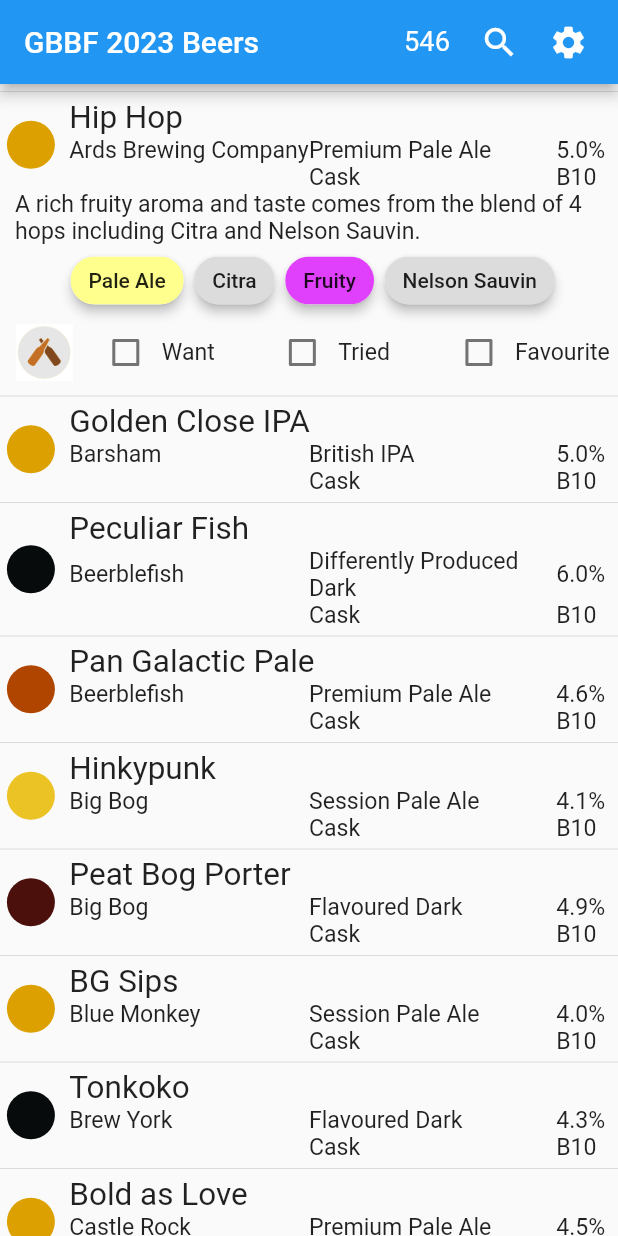
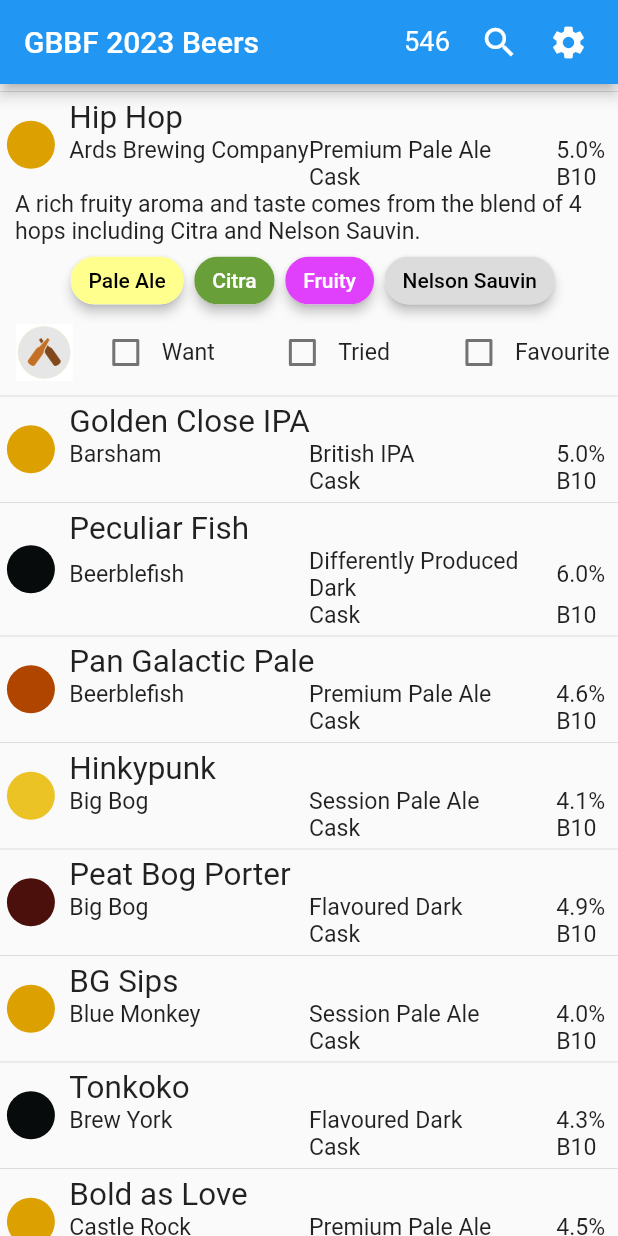
Before and after one commit to dave-co/gbbf_beer_app, a Flutter app: the screen it shows after launch, after a tap on an icon or button, on a phone screen of 412 x 824 dp. Run offline on Flutter 3.47's test engine with Material 2 defaults, Android fonts, the phone set to English and light mode, and no system bars; our stand-ins replace flutter_hooks, shared_preferences.

Commit message:
improve tag colours, remove commented out code

```diff
--- a/lib/main.dart
+++ b/lib/main.dart
@@ -8,6 +8,7 @@
 import 'package:gbbf_beer_app/search.dart';
 import 'package:gbbf_beer_app/saved_state.dart';
 import 'package:flutter_hooks/flutter_hooks.dart';
+import 'package:gbbf_beer_app/tag_colours.dart';
 import 'package:gbbf_beer_app/util.dart';
 import 'package:shared_preferences/shared_preferences.dart';
 import 'package:url_launcher/url_launcher.dart';
@@ -72,8 +73,6 @@
   // map of year to beer meta data
   Map<String, List<BeerMeta>> beerMetaData = {};
 
-  // String year = "2023";
-  // String festivalName = '';
   late Festival activeFestival;
   String searchText = '';
 
@@ -109,12 +108,6 @@
       }
     );
     debugPrint("initState _loadSavedState complete");
-    //     .then((_) {
-    //   debugPrint("initState");
-    //   // beers = _loadStaticBeers(year);
-    //   // beerMetaData[year] = _checkMetaData();
-    //   _createMetaData(beers);
-    // });
   }
 
   void _initFestivals() {
@@ -206,9 +199,6 @@
             (beer.dispenseMethod == "Bottle" || beer.dispenseMethod == "Can") && !showBottles) {
           return false;
         }
-        // List<BeerMeta>? list = beerMetaData[year];
-        // list![beer.id];
-        // BeerMeta beerMeta = beerMetaData[year]![beer.id];
         BeerMeta beerMeta = meta[beer.id];
         if (onlyShowTried == true && !beerMeta.tried) {
           return false;
@@ -255,10 +245,6 @@
     });
   }
 
-  // List<BeerMeta> _cloneMeta(){
-  //   return List<BeerMeta>.of(beerMetaData);
-  // }
-
   void _updateMeta(int beerId, String propertyName, dynamic value) {
     debugPrint("beerId=$beerId propertyName=$propertyName value=$value");
     Map<String, List<BeerMeta>> clone = Map.of(beerMetaData);
@@ -270,23 +256,10 @@
     setState(() {
       beerMetaData = clone;
     });
-
-    // List<BeerMeta> clone = List<BeerMeta>.of(beerMetaData);
-    // clone[beerId].set(propertyName, value);
-    // if (propertyName == 'tried' && value is bool && value) {
-    //   clone[beerId].want = false;
-    // }
-    // setState(() {
-    //   beerMetaData = clone;
-    // });
   }
   Future<void> _openUrl(StaticBeer staticBeer) async {
     String url = staticBeer.untappdUrl == '' ? _createUntappdSearchUrl(staticBeer) : staticBeer.untappdUrl;
     debugPrint("_openUrl url=$url");
-    // if(url == ''){
-    //   debugPrint("_openUrl no url");
-    //   return;
-    // }
     final parsedUrl = Uri.parse(url);
     await launchUrl(parsedUrl, mode: LaunchMode.externalApplication);
   }
@@ -303,7 +276,7 @@
       _searchBeers();
       return () {};
     }, [searchText, nameSearch, notesSearch, brewerySearch, barSearch,
-      styleSearch, countrySearch, showHandpull, showKeyKeg, showBottles,
+      styleSearch, countrySearch, tagSearch, showHandpull, showKeyKeg, showBottles,
       abvMin, abvMax, onlyShowWants, onlyShowFavourites, onlyShowTried]);
 
     // useEffect(() {
@@ -695,53 +668,69 @@
   List<Widget> _createTags(StaticBeer staticBeer){
     List<Widget> tags = [];
     for(String tagText in staticBeer.tags){
+      TagColours tagColours = _getColors(tagText);
       tags.add(Padding(
           padding: const EdgeInsets.only(left: 5),
           child: Chip(
-            label:Text(tagText),
+            label:Text(tagText,style: TextStyle(color: tagColours.textColor),),
             elevation: 3,
-            backgroundColor: _getColor(tagText),
+            backgroundColor: tagColours.backgroundColor,
             // shape: const StadiumBorder(side: BorderSide()),
           )
       ));
     }
     return tags;
   }
-
-  Color _getColor(String tag){
-    if(tag == 'Citrus') return Colors.lime;
-    if(tag == 'Session') return Colors.lightGreen.shade300;
-    if(tag == 'Hoppy') return Colors.lightGreen;
-    if(tag == 'Pine') return Colors.yellow.shade100;
-    if(tag == 'Pale') return Colors.yellowAccent.shade100;
-    if(tag == 'Pale Ale') return Colors.yellowAccent.shade100;
-    if(tag == 'Blonde') return Colors.yellow.shade300;
-    if(tag == 'Golden') return Colors.yellow;
-    if(tag == 'Lemon') return Colors.yellow.shade600;
-    if(tag == 'Tangerine') return Colors.orangeAccent;
-    if(tag == 'Orange') return Colors.orange;
-    if(tag == 'Amber') return Colors.amber;
-    if(tag == 'Floral') return Colors.pink.shade100;
-    if(tag == 'Grapefruit') return Colors.pinkAccent.shade100;
-    if(tag == 'Refreshing') return Colors.purple.shade100;
-    if(tag == 'Bitter') return Colors.deepPurple.shade100;
-    if(tag == 'Fruity') return Colors.purpleAccent;
-    if(tag == 'Fruit') return Colors.purpleAccent;
-    if(tag == 'IPA') return Colors.purple;
-    if(tag == 'Sweet') return Colors.red.shade500;
-    if(tag == 'Red') return Colors.red;
-    if(tag == 'Malty') return Colors.red.shade900;
-    if(tag == 'Biscuit') return Colors.brown.shade200;
-    if(tag == 'Caramel') return Colors.brown.shade300;
-    if(tag == 'Chocolate') return Colors.brown.shade400;
-    if(tag == 'Chocolate') return Colors.brown;
-    if(tag == 'Coffee') return Colors.brown.shade700;
-    if(tag == 'Dark') return Colors.brown.shade800;
-    if(tag == 'Tropical') return Colors.lightBlue;
-    if(tag == 'Light') return Colors.grey.shade200;
-    if(tag == 'Vanilla') return Colors.grey.shade300;
-
-    return Colors.black12;
+  TagColours _getColors(String tag){
+    Color altText = Colors.white;
+    if(tag == 'Classic') return TagColours(Colors.teal, textColor: altText);
+    if(tag == 'Citrus') return TagColours(Colors.lime);
+    if(tag == 'Session') return TagColours(Colors.lightGreen.shade300);
+    if(tag == 'Hoppy') return TagColours(Colors.lightGreen);
+    if(tag == 'Citra') return TagColours(Colors.lightGreen.shade700, textColor: altText);
+    if(tag == 'Mosaic') return TagColours(Colors.lightGreen.shade800, textColor: altText);
+    if(tag == 'Cascade') return TagColours(Colors.lightGreen.shade900, textColor: altText);
+    if(tag == 'Pine') return TagColours(Colors.yellow.shade100);
+    if(tag == 'Pale') return TagColours(Colors.yellowAccent.shade100);
+    if(tag == 'Pale Ale') return TagColours(Colors.yellowAccent.shade100);
+    if(tag == 'Blonde') return TagColours(Colors.yellow.shade300);
+    if(tag == 'Lager') return TagColours(Colors.yellow.shade400);
+    if(tag == 'Golden') return TagColours(Colors.yellow);
+    if(tag == 'Lemon') return TagColours(Colors.yellow.shade600);
+    if(tag == 'Honey') return TagColours(Colors.yellow.shade900, textColor: altText);
+    if(tag == 'Tangerine') return TagColours(Colors.orangeAccent);
+    if(tag == 'Orange') return TagColours(Colors.orange, textColor: altText);
+    if(tag == 'Amber') return TagColours(Colors.amber);
+    if(tag == 'Floral') return TagColours(Colors.pink.shade100);
+    if(tag == 'Grapefruit') return TagColours(Colors.pinkAccent.shade100);
+    if(tag == 'Refreshing') return TagColours(Colors.purple.shade100);
+    if(tag == 'Bitter') return TagColours(Colors.deepPurple.shade100);
+    if(tag == 'Bitter Finish') return TagColours(Colors.deepPurple.shade300, textColor: altText);
+    if(tag == 'Smooth') return TagColours(Colors.deepPurple.shade500, textColor: altText);
+    if(tag == 'Fruity') return TagColours(Colors.purpleAccent, textColor: altText);
+    if(tag == 'Fruit') return TagColours(Colors.purpleAccent, textColor: altText);
+    if(tag == 'Dry') return TagColours(Colors.purple.shade300, textColor: altText);
+    if(tag == 'IPA') return TagColours(Colors.purple, textColor: altText);
+    if(tag == 'Rich') return TagColours(Colors.indigo.shade300, textColor: altText);
+    if(tag == 'Sour') return TagColours(Colors.red.shade300, textColor: altText);
+    if(tag == 'Sweet') return TagColours(Colors.red.shade500, textColor: altText);
+    if(tag == 'Red') return TagColours(Colors.red, textColor: altText);
+    if(tag == 'Malty') return TagColours(Colors.red.shade900, textColor: altText);
+    if(tag == 'Creamy') return TagColours(Colors.brown.shade50);
+    if(tag == 'Biscuit') return TagColours(Colors.brown.shade200);
+    if(tag == 'Caramel') return TagColours(Colors.brown.shade300, textColor: altText);
+    if(tag == 'Chocolate') return TagColours(Colors.brown.shade400, textColor: altText);
+    if(tag == 'Stout') return TagColours(Colors.brown, textColor: altText);
+    if(tag == 'Brown') return TagColours(Colors.brown.shade600, textColor: altText);
+    if(tag == 'Coffee') return TagColours(Colors.brown.shade700, textColor: altText);
+    if(tag == 'Dark') return TagColours(Colors.brown.shade800, textColor: altText);
+    if(tag == 'Tropical') return TagColours(Colors.lightBlue);
+    if(tag == 'Strong') return TagColours(Colors.lightBlue.shade900, textColor: altText);
+    if(tag == 'Light') return TagColours(Colors.grey.shade200);
+    if(tag == 'Vanilla') return TagColours(Colors.grey.shade300);
+    if(tag == 'Porter') return TagColours(Colors.grey.shade800, textColor: altText);
+    if(tag == 'Liquorice') return TagColours(Colors.grey.shade900, textColor: altText);
+    return TagColours(Colors.black12);
   }
 
   String _parseStyle(StaticBeer staticBeer){
@@ -852,11 +841,6 @@
   GestureDetector _createStar(int threshold, int rating, int beerId) {
     return GestureDetector(
       onTap: () => _updateMeta(beerId, 'rating', threshold),
-      // onTap: (){
-      //   setState(() {
-      //     beerMetaData[beerId].rating = threshold;
-      //   });
-      // },
       child: rating < threshold
       // ignore: prefer_const_constructors
           ? Icon(color: Colors.orange, Icons.star_outline_rounded)
@@ -900,62 +884,6 @@
       debugPrint("saveState - state not initialised");
     }
   }
-
-  // List<BeerMeta> _checkMetaData(){
-  //   List<BeerMeta>? metaList = beerMetaData[year];
-  //   metaList ??= []; //if list is null initialise
-  //   debugPrint("_checkMetaData metaList.length=${metaList.length} beers.length=${beers.length}");
-  //   if(beers.length > metaList.length){
-  //     var metaCreateCount = beers.length - metaList.length;
-  //     final metas = List.generate(metaCreateCount, (index) {
-  //       return BeerMeta(false);
-  //     });
-  //     List<BeerMeta> clone = List<BeerMeta>.of(metaList);
-  //     clone.addAll(metas);
-  //     return clone;
-  //   }
-  //   if(metaList.length > beers.length){
-  //     throw Exception("metadata is longer than beers, wtf. year=$year metaList.length=${metaList.length} beers.length=${beers.length}");
-  //   }
-  //   return metaList;
-  // }
-
-  // void _createMetaData(List<StaticBeer> beers) {
-  //   debugPrint("_createMetaData beerMetaData.length=${beerMetaData
-  //       .length} beers.length=${beers.length}");
-  //   if (beerMetaData.length < beers.length) {
-  //     var metaCreateCount = beers.length - beerMetaData.length;
-  //     final metas = List.generate(metaCreateCount, (index) {
-  //       return BeerMeta(false);
-  //     });
-  //     List<BeerMeta> clone = List<BeerMeta>.of(beerMetaData);
-  //     clone.addAll(metas);
-  //     beerMetaData = clone;
-  //   }
-    // final m = List.generate(beers.length, (index) {
-    //   // TODO may need to change when loading saved metadata
-    //   return BeerMeta(false);
-    // });
-    // return m;
-    // setState(() {
-    // });
-  // }
-
-
-  // List<StaticBeer> _loadStaticBeers(String yearToLoad) {
-  //   var sourceList = [];
-  //   if (yearToLoad == "2023") {
-  //     sourceList = beers2023;
-  //   } else if (yearToLoad == "2022") {
-  //     sourceList = beers2022;
-  //   }
-  //   final staticBeers = List.generate(sourceList.length, (index) {
-  //     var beer = StaticBeer.fromJson(jsonDecode(sourceList[index]));
-  //     return beer;
-  //   });
-  //   debugPrint("_loadStaticBeers found ${staticBeers.length} beers");
-  //   return staticBeers;
-  // }
 
   Future _loadSavedState() async {
     try {
@@ -1056,21 +984,4 @@
   String _cleanNotesText(String notes) {
     return notes.replaceAll("&amp;", "&");
   }
-
-  // debugMeta() {
-  //   debugPrint("beerMetaData.length=${beerMetaData.length}");
-  //   var triedIds = [];
-  //   var ratingIds = [];
-  //   for (var i = 0; i < beerMetaData.length; i++) {
-  //     var element = beerMetaData[i];
-  //     if (element.tried) {
-  //       triedIds.add(i);
-  //     }
-  //     if (element.rating > 0) {
-  //       ratingIds.add(i);
-  //     }
-  //   }
-  //   debugPrint("triedIds=$triedIds");
-  //   debugPrint("ratingIds=$ratingIds");
-  // }
 }
--- /dev/null
+++ b/lib/tag_colours.dart
@@ -0,0 +1,8 @@
+import 'package:flutter/material.dart';
+
+class TagColours {
+  Color backgroundColor;
+  Color textColor;
+
+  TagColours(this.backgroundColor, {this.textColor = Colors.black});
+}
```
